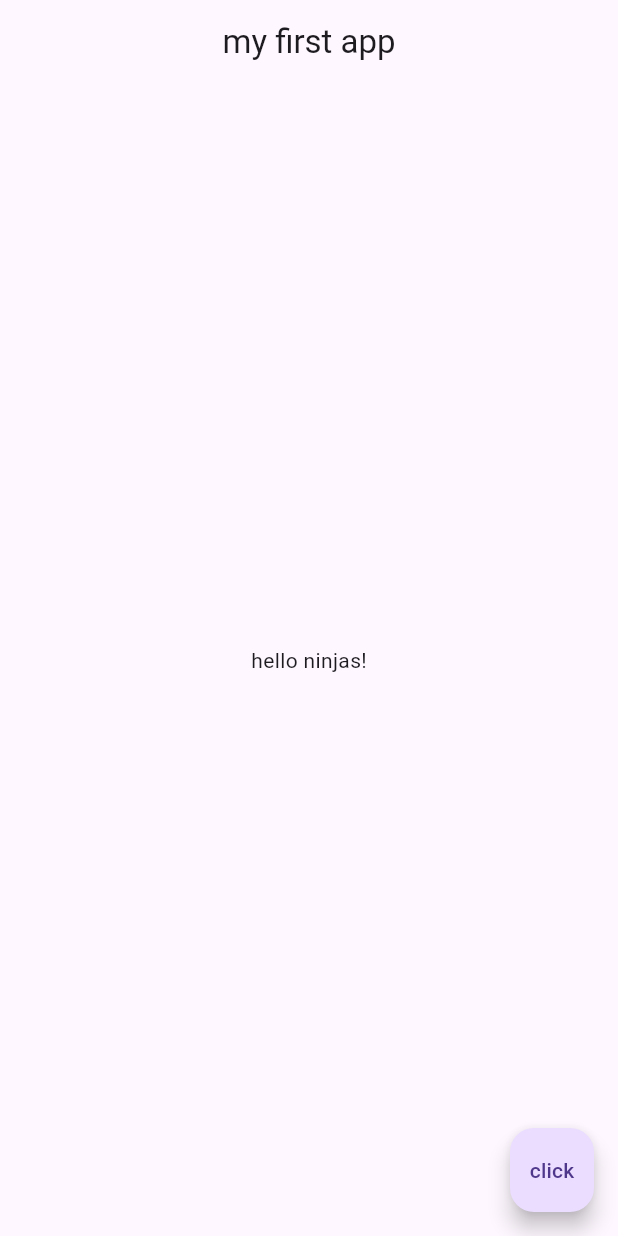
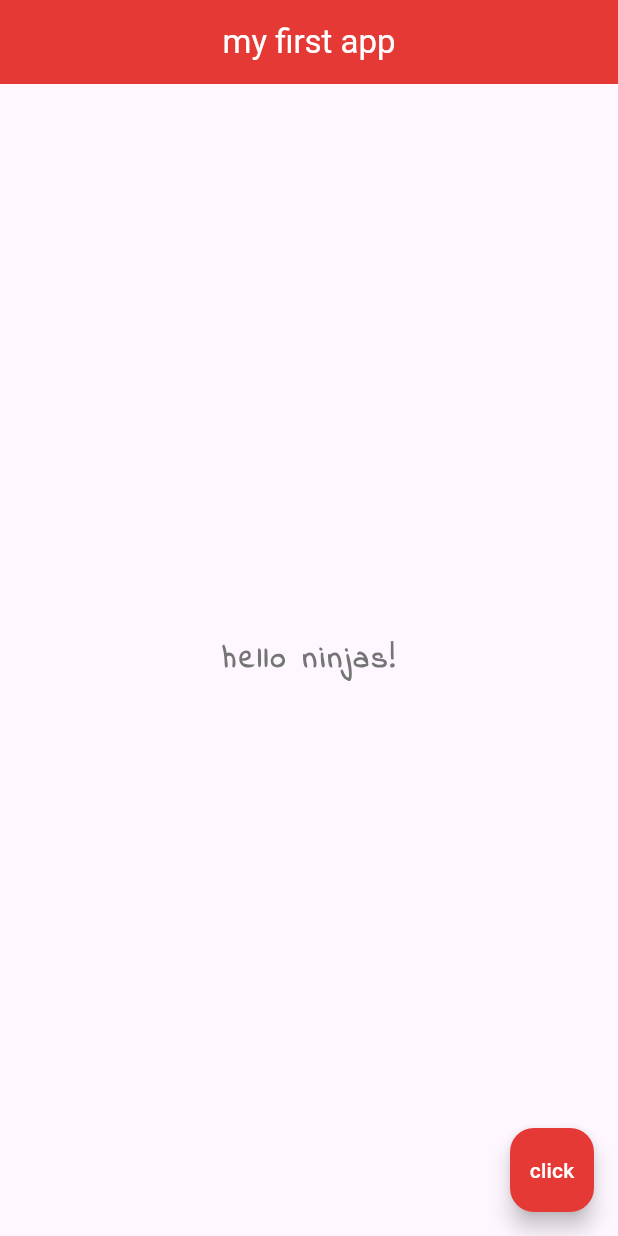
Before and after one commit to archie-bryann/myapp, a Flutter app: the screen it shows after launch, after a tap on "click", on a phone screen of 412 x 824 dp. Run offline on Flutter 3.47's test engine with Material 3 defaults, Android fonts, the phone set to English and light mode, and no system bars.

Commit message:
added colors and fonts

```diff
--- a/lib/main.dart
+++ b/lib/main.dart
@@ -4,16 +4,38 @@ void main() {
   runApp(MaterialApp(
     home: Scaffold(
       appBar: AppBar(
-        title: Text('my first app'),
+        title: Text(
+            'my first app',
+            style: TextStyle(color: Colors.white)
+        ),
         centerTitle: true,
+        backgroundColor: Colors.red[600],
       ),
       body: Center(
-        child: Text('hello ninjas!')
+        child: Text(
+            'hello ninjas!',
+            style: TextStyle(
+              fontSize: 20.0,
+              fontWeight: FontWeight.bold,
+              letterSpacing: 2.0,
+              color: Colors.grey[600],
+              fontFamily: 'IndieFlower'
+            )
+        )
       ),
       floatingActionButton: FloatingActionButton(
         onPressed: () {  },
-        child: Text('click')
+        backgroundColor: Colors.red[600],
+        child: Text(
+            'click',
+            style: TextStyle(color: Colors.white)
+        ),
       )
     ),
   ));
 }
+
+
+// https://api.flutter.dev/flutter/material/Scaffold-class.html
+// https://m2.material.io/design/color/the-color-system.html#tools-for-picking-colors
+// Ctrl + Q -> properties
```
Also changed, not shown: pubspec.yaml (+15 -11 lines), fonts/IndieFlower-Regular.ttf (added).
